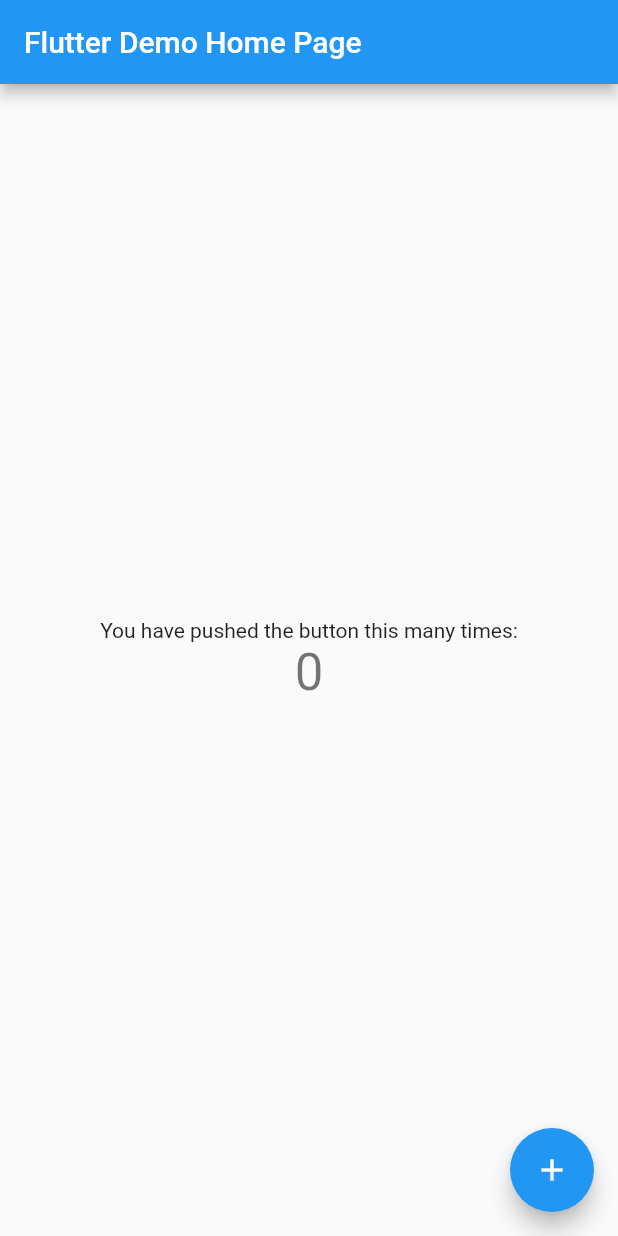
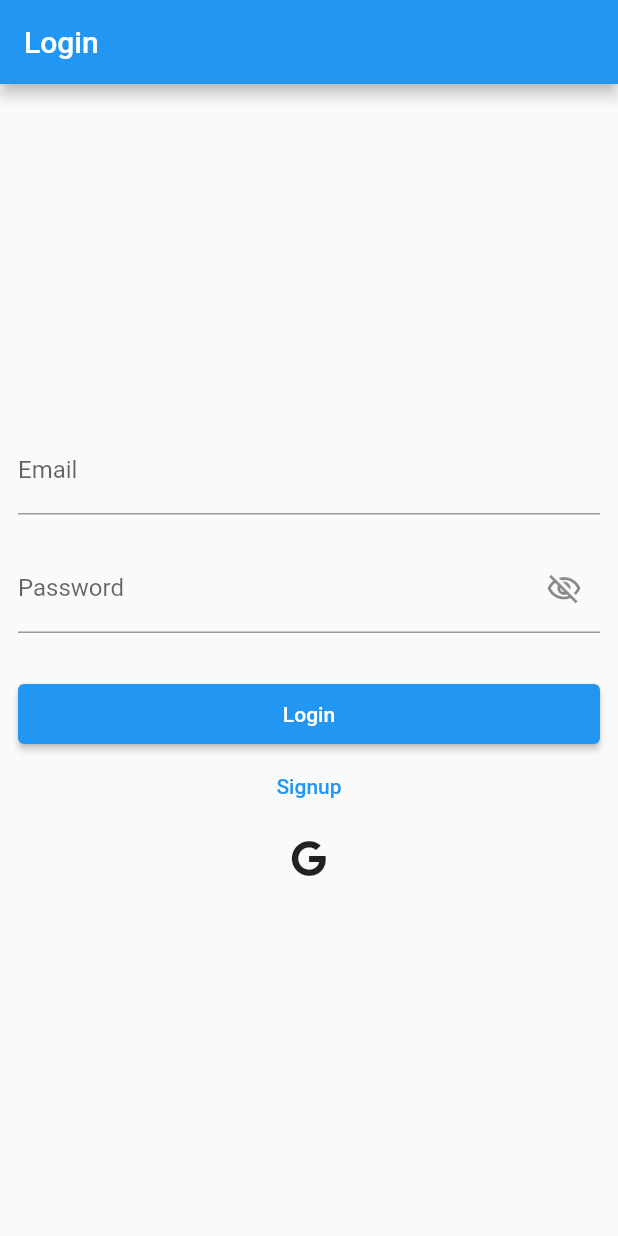
Before and after one commit to yashvala9/final_client_19-10, a Flutter app: the screen it shows after launch, on a phone screen of 412 x 824 dp. Run offline on Flutter 3.47's test engine with Material 2 defaults, Android fonts, the phone set to English and light mode, and no system bars; our stand-ins replace firebase_auth, firebase_core, font_awesome_flutter, get, google_sign_in, package_info_plus; accounts and stored records are empty.

Commit message:
email and google login done

```diff
--- /dev/null
+++ b/lib/app/modules/auth/auth_controller.dart
@@ -0,0 +1,46 @@
+import 'package:firebase_auth/firebase_auth.dart';
+import 'package:get/get.dart';
+import 'package:google_sign_in/google_sign_in.dart';
+import 'package:reel_ro/app/routes/app_routes.dart';
+import 'package:reel_ro/repositories/auth_repository.dart';
+
+class AuthController extends GetxController {
+  final _authRepo = Get.put(AuthRepository());
+
+  RxBool loading = RxBool(false);
+  RxBool obsecure = RxBool(false);
+
+  String email = '';
+  String password = '';
+
+  void login() async {
+    loading(true);
+    try {
+      await _authRepo.signIn(email: email, password: password);
+      Get.offAllNamed(AppRoutes.home);
+    } catch (e) {
+      print("login: $e");
+    }
+    loading(false);
+  }
+
+  void signup() async {
+    loading(true);
+    try {
+      await _authRepo.signUp(email: email, password: password);
+      Get.offAllNamed(AppRoutes.home);
+    } catch (e) {
+      print("login: $e");
+    }
+    loading(false);
+  }
+
+  Future<void> signInwithGoogle() async {
+    try {
+      await _authRepo.signInWithGoogle();
+      Get.offAllNamed(AppRoutes.home);
+    } on FirebaseAuthException catch (e) {
+      print("googleSignIn: $e");
+    }
+  }
+}
--- /dev/null
+++ b/lib/app/modules/auth/login_screen.dart
@@ -0,0 +1,91 @@
+import 'package:flutter/material.dart';
+import 'package:font_awesome_flutter/font_awesome_flutter.dart';
+import 'package:get/get.dart';
+import 'package:reel_ro/app/routes/app_routes.dart';
+import 'package:reel_ro/widgets/loading.dart';
+
+import 'auth_controller.dart';
+
+class LoginScreen extends StatelessWidget {
+  LoginScreen({Key? key}) : super(key: key);
+
+  final _formKey = GlobalKey<FormState>();
+  final _controller = Get.put(AuthController());
+
+  @override
+  Widget build(BuildContext context) {
+    return Scaffold(
+        appBar: AppBar(
+          title: const Text("Login"),
+        ),
+        body: GetX<AuthController>(builder: (_) {
+          return Padding(
+            padding: const EdgeInsets.all(12.0),
+            child: Form(
+              key: _formKey,
+              child: Column(
+                mainAxisAlignment: MainAxisAlignment.center,
+                crossAxisAlignment: CrossAxisAlignment.center,
+                children: [
+                  TextFormField(
+                    decoration: const InputDecoration(
+                      label: Text("Email"),
+                    ),
+                    validator: (v) => v!.isEmpty ? "Email is required" : null,
+                    onSaved: (v) => _controller.email = v!.trim(),
+                  ),
+                  const SizedBox(
+                    height: 20,
+                  ),
+                  TextFormField(
+                    obscureText: !_controller.obsecure.value,
+                    decoration: InputDecoration(
+                        label: const Text("Password"),
+                        suffixIcon: IconButton(
+                            onPressed: () {
+                              _controller.obsecure.value =
+                                  !_controller.obsecure.value;
+                            },
+                            icon: Icon(!_controller.obsecure.value
+                                ? Icons.visibility_off_outlined
+                                : Icons.visibility_outlined))),
+                    validator: (v) =>
+                        v!.isEmpty ? "Password is required" : null,
+                    onSaved: (v) => _controller.password = v!.trim(),
+                  ),
+                  const SizedBox(
+                    height: 30,
+                  ),
+                  _controller.loading.value
+                      ? const Loading()
+                      : ElevatedButton(
+                          onPressed: () {
+                            if (_formKey.currentState!.validate()) {
+                              _formKey.currentState!.save();
+                              _controller.login();
+                            }
+                          },
+                          style: ElevatedButton.styleFrom(
+                            minimumSize: Size.fromHeight(40),
+                          ),
+                          child: const Text("Login"),
+                        ),
+                  TextButton(
+                    onPressed: () {
+                      Get.offAllNamed(AppRoutes.signup);
+                    },
+                    child: const Text("Signup"),
+                  ),
+                  IconButton(
+                    onPressed: () {
+                      _controller.signInwithGoogle();
+                    },
+                    icon: const Icon(FontAwesomeIcons.google),
+                  ),
+                ],
+              ),
+            ),
+          );
+        }));
+  }
+}
--- /dev/null
+++ b/lib/app/routes/app_page.dart
@@ -0,0 +1,29 @@
+import 'package:get/get.dart';
+import 'package:reel_ro/app/modules/auth/signup_screen.dart';
+import 'package:reel_ro/app/modules/splash/splash_screen.dart';
+import 'package:reel_ro/app/routes/app_routes.dart';
+import '../modules/auth/login_screen.dart';
+import '../modules/homepage/home_page.dart';
+
+class AppPages {
+  static const initial = AppRoutes.splash;
+
+  static final routes = [
+    GetPage(
+      name: AppRoutes.splash,
+      page: () => SplashScreen(),
+    ),
+    GetPage(
+      name: AppRoutes.login,
+      page: () => LoginScreen(),
+    ),
+    GetPage(
+      name: AppRoutes.home,
+      page: () => HomePage(),
+    ),
+    GetPage(
+      name: AppRoutes.signup,
+      page: () => SignupScreen(),
+    ),
+  ];
+}
--- /dev/null
+++ b/lib/app/routes/app_routes.dart
@@ -0,0 +1,7 @@
+class AppRoutes{
+  static const home = '/home';
+  static const splash = '/splash';
+  static const dashboard = '/dashboard';
+  static const login = '/login';
+  static const signup = '/signup';
+}
--- a/lib/main.dart
+++ b/lib/main.dart
@@ -1,115 +1,49 @@
+import 'package:firebase_core/firebase_core.dart';
 import 'package:flutter/material.dart';
+import 'package:get/get.dart';
+import 'package:package_info_plus/package_info_plus.dart';
+import 'package:reel_ro/app/routes/app_page.dart';
 
-void main() {
+import 'firebase_options.dart';
+
+late PackageInfo kPackageInfo;
+
+Future<void> main() async {
+  WidgetsFlutterBinding.ensureInitialized();
+  await Firebase.initializeApp(
+    options: DefaultFirebaseOptions.currentPlatform,
+  );
+  kPackageInfo = await PackageInfo.fromPlatform();
   runApp(const MyApp());
 }
 
 class MyApp extends StatelessWidget {
   const MyApp({Key? key}) : super(key: key);
 
-  // This widget is the root of your application.
   @override
   Widget build(BuildContext context) {
-    return MaterialApp(
-      title: 'Flutter Demo',
+    return GetMaterialApp(
+      title: 'Reel Ro',
       theme: ThemeData(
-        // This is the theme of your application.
-        //
-        // Try running your application with "flutter run". You'll see the
-        // application has a blue toolbar. Then, without quitting the app, try
-        // changing the primarySwatch below to Colors.green and then invoke
-        // "hot reload" (press "r" in the console where you ran "flutter run",
-        // or simply save your changes to "hot reload" in a Flutter IDE).
-        // Notice that the counter didn't reset back to zero; the application
-        // is not restarted.
         primarySwatch: Colors.blue,
       ),
-      home: const MyHomePage(title: 'Flutter Demo Home Page'),
+      getPages: AppPages.routes,
+      debugShowCheckedModeBanner: false,
+      initialRoute: AppPages.initial,
+      // home: const Root(),
     );
   }
 }
 
-class MyHomePage extends StatefulWidget {
-  const MyHomePage({Key? key, required this.title}) : super(key: key);
-
-  // This widget is the home page of your application. It is stateful, meaning
-  // that it has a State object (defined below) that contains fields that affect
-  // how it looks.
-
-  // This class is the configuration for the state. It holds the values (in this
-  // case the title) provided by the parent (in this case the App widget) and
-  // used by the build method of the State. Fields in a Widget subclass are
-  // always marked "final".
-
-  final String title;
-
-  @override
-  State<MyHomePage> createState() => _MyHomePageState();
-}
-
-class _MyHomePageState extends State<MyHomePage> {
-  int _counter = 0;
-
-  void _incrementCounter() {
-    setState(() {
-      // This call to setState tells the Flutter framework that something has
-      // changed in this State, which causes it to rerun the build method below
-      // so that the display can reflect the updated values. If we changed
-      // _counter without calling setState(), then the build method would not be
-      // called again, and so nothing would appear to happen.
-      _counter++;
-    });
-  }
+/* class Root extends StatelessWidget {
+  const Root({Key? key}) : super(key: key);
 
   @override
   Widget build(BuildContext context) {
-    // This method is rerun every time setState is called, for instance as done
-    // by the _incrementCounter method above.
-    //
-    // The Flutter framework has been optimized to make rerunning build methods
-    // fast, so that you can just rebuild anything that needs updating rather
-    // than having to individually change instances of widgets.
     return Scaffold(
       appBar: AppBar(
-        // Here we take the value from the MyHomePage object that was created by
-        // the App.build method, and use it to set our appbar title.
-        title: Text(widget.title),
+        title: const Text("Home page"),
       ),
-      body: Center(
-        // Center is a layout widget. It takes a single child and positions it
-        // in the middle of the parent.
-        child: Column(
-          // Column is also a layout widget. It takes a list of children and
-          // arranges them vertically. By default, it sizes itself to fit its
-          // children horizontally, and tries to be as tall as its parent.
-          //
-          // Invoke "debug painting" (press "p" in the console, choose the
-          // "Toggle Debug Paint" action from the Flutter Inspector in Android
-          // Studio, or the "Toggle Debug Paint" command in Visual Studio Code)
-          // to see the wireframe for each widget.
-          //
-          // Column has various properties to control how it sizes itself and
-          // how it positions its children. Here we use mainAxisAlignment to
-          // center the children vertically; the main axis here is the vertical
-          // axis because Columns are vertical (the cross axis would be
-          // horizontal).
-          mainAxisAlignment: MainAxisAlignment.center,
-          children: <Widget>[
-            const Text(
-              'You have pushed the button this many times:',
-            ),
-            Text(
-              '$_counter',
-              style: Theme.of(context).textTheme.headline4,
-            ),
-          ],
-        ),
-      ),
-      floatingActionButton: FloatingActionButton(
-        onPressed: _incrementCounter,
-        tooltip: 'Increment',
-        child: const Icon(Icons.add),
-      ), // This trailing comma makes auto-formatting nicer for build methods.
     );
   }
-}
+} */
--- /dev/null
+++ b/lib/repositories/auth_repository.dart
@@ -0,0 +1,43 @@
+import 'package:firebase_auth/firebase_auth.dart';
+import 'package:flutter/material.dart';
+import 'package:google_sign_in/google_sign_in.dart';
+
+class AuthRepository {
+  User? user = FirebaseAuth.instance.currentUser;
+  final FirebaseAuth _auth = FirebaseAuth.instance;
+  final _googleSignIn = GoogleSignIn();
+
+  Future<void> signIn({required String email, required String password}) async {
+    await _auth.signInWithEmailAndPassword(email: email, password: password);
+  }
+
+  Future<void> signUp({required String email, required String password}) async {
+    await _auth.createUserWithEmailAndPassword(
+        email: email, password: password);
+  }
+
+  Future<void> sendPasswordResetLink(String email) async {
+    await _auth.sendPasswordResetEmail(email: email);
+  }
+
+  Future<void> signInWithGoogle() async {
+    await _googleSignIn.disconnect();
+
+    final GoogleSignInAccount? googleSignInAccount =
+        await _googleSignIn.signIn();
+
+    final GoogleSignInAuthentication googleSignInAuthentication =
+        await googleSignInAccount!.authentication;
+
+    final AuthCredential credential = GoogleAuthProvider.credential(
+      accessToken: googleSignInAuthentication.accessToken,
+      idToken: googleSignInAuthentication.idToken,
+    );
+
+    await _auth.signInWithCredential(credential);
+  }
+
+  Future<void> signOut() async {
+    await _auth.signOut();
+  }
+}
--- /dev/null
+++ b/lib/utils/assets.dart
@@ -0,0 +1,3 @@
+class Assets {
+  static const reelRo = 'assets/reelro.png';
+}
```
Also changed, not shown: lib/app/modules/auth/signup_screen.dart (added, +84 -0 lines), lib/app/modules/homepage/home_page.dart (added, +24 -0 lines), lib/app/modules/splash/splash_controller.dart (added, +20 -0 lines), lib/app/modules/splash/splash_screen.dart (added, +46 -0 lines), lib/services/auth_service.dart (added, +25 -0 lines), lib/widgets/loading.dart (added, +12 -0 lines), pubspec.yaml (+10 -19 lines), assets/reelro.png (added), lib/app/modules/splash/splash_binding.dart (added), lib/firebase_options.dart (added), pubspec.lock, 3 other files.
